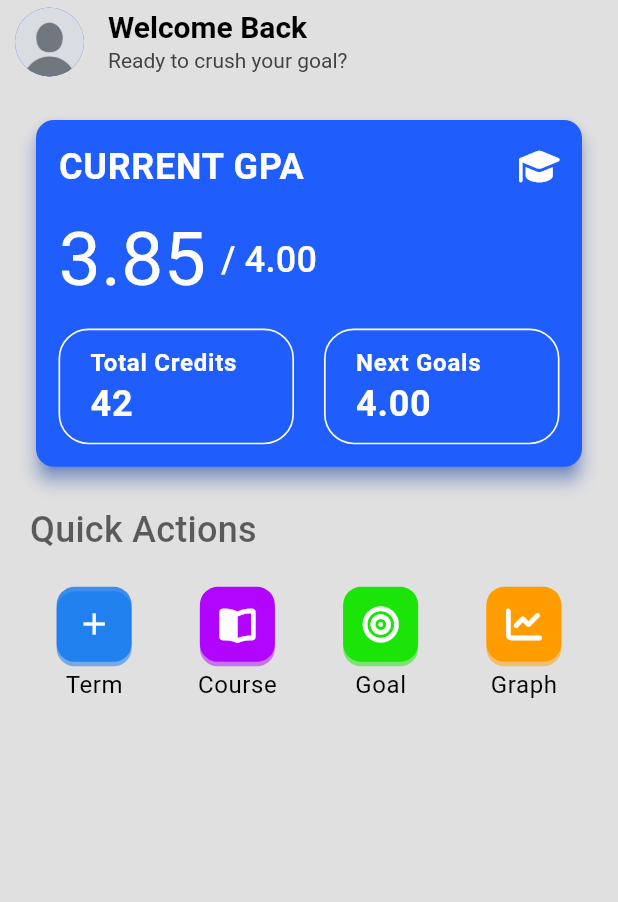
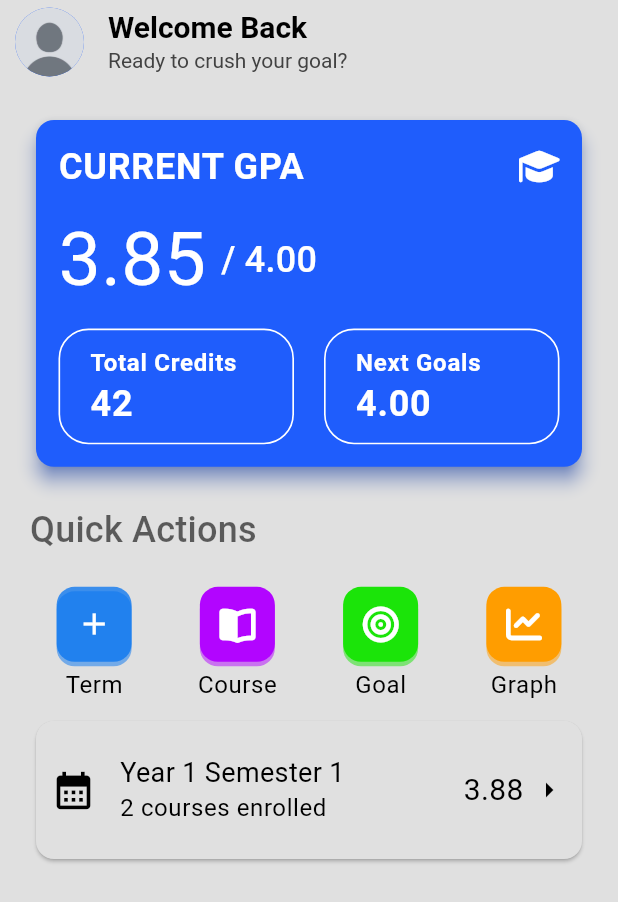
Before and after one commit to Yoshi4489/academic_planner_frontend, a Flutter app: the screen it shows after launch, on a phone screen of 412 x 824 dp. Shown: the top 902 px of the screen. Run offline on Flutter 3.47's test engine with Material 3 defaults, Android fonts, the phone set to English and light mode, and no system bars; our stand-ins replace flutter_riverpod, font_awesome_flutter, google_fonts; Roboto replaces fonts that are missing (Inika).

Commit message:
Add SemesterList widget and update theme styles

```diff
--- a/lib/features/home/screens/home.dart
+++ b/lib/features/home/screens/home.dart
@@ -1,5 +1,6 @@
 import 'package:academic_planner_fe/features/home/widgets/gpa_summary_card.dart';
 import 'package:academic_planner_fe/features/home/widgets/quick_actions.dart';
+import 'package:academic_planner_fe/features/home/widgets/semester_list.dart';
 import 'package:flutter/material.dart';
 
 class Home extends StatelessWidget {
@@ -35,6 +36,9 @@ class Home extends StatelessWidget {
             ),
             SliverToBoxAdapter(
               child: QuickActions(),
+            ),
+            SliverToBoxAdapter(
+              child: SemesterList(),
             )
           ],
         ),
--- /dev/null
+++ b/lib/features/home/widgets/semester_list.dart
@@ -0,0 +1,59 @@
+import 'package:flutter/material.dart';
+import 'package:google_fonts/google_fonts.dart';
+
+class SemesterList extends StatefulWidget {
+  const SemesterList({ super.key });
+
+  @override
+  State<SemesterList> createState() => _SemesterListState();
+}
+
+class _SemesterListState extends State<SemesterList> {
+  final mockUpData = [
+    {
+      "term": "Year 1 Semester 1",
+      "gpa": "3.88",
+      "courses": ['1', '2']
+    }
+  ];
+
+  @override
+  Widget build(BuildContext context) {
+    return ListView.builder(
+      itemCount: mockUpData.length,
+      shrinkWrap: true,
+      physics: NeverScrollableScrollPhysics(),
+      itemBuilder: (context, index) {
+        final courses = mockUpData[index]['courses'] as List;
+        final courseLen = courses.length;
+
+        return Card(
+          child: ListTile(
+            contentPadding: const EdgeInsets.all(10),
+            leading: const Icon(Icons.calendar_month, size: 30,),
+            title: Text(mockUpData[index]['term'] as String, style: Theme.of(context).textTheme.bodyMedium?.copyWith(
+              fontFamily: GoogleFonts.roboto().fontFamily,
+              fontSize: 18
+            )),
+            subtitle: Text(
+              "$courseLen ${courseLen > 1 ? "courses" : "course"} enrolled",
+                style: Theme.of(context).textTheme.bodySmall?.copyWith(
+                    fontFamily: GoogleFonts.roboto().fontFamily
+                )
+            ),
+            trailing: Row(
+              mainAxisSize: MainAxisSize.min,
+              children: [
+                Text(mockUpData[index]['gpa'] as String, style: Theme.of(context).textTheme.bodyMedium?.copyWith(
+                    fontFamily: GoogleFonts.roboto().fontFamily
+                )),
+                const SizedBox(width: 5),
+                const Icon(Icons.arrow_right),
+              ],
+            ),
+          ),
+        );
+      },
+    );
+  }
+}
--- a/lib/theme/theme.dart
+++ b/lib/theme/theme.dart
@@ -14,7 +14,8 @@ ThemeData lightMode = ThemeData(
     labelMedium: TextStyle(fontSize: 24, color: Colors.white, fontWeight: FontWeight.bold),
     labelSmall: TextStyle(fontSize: 16, color: Colors.white),
     titleMedium: TextStyle(fontSize: 24, color: Color.fromRGBO(0, 0, 0, 0.6)),
-    bodySmall: TextStyle(fontSize: 16, color: Colors.black)
+    bodyMedium: TextStyle(fontSize: 20, color: Colors.black),
+    bodySmall: TextStyle(fontSize: 16, color: Colors.black),
   ),
   fontFamily: GoogleFonts.inika().fontFamily
 );
```
